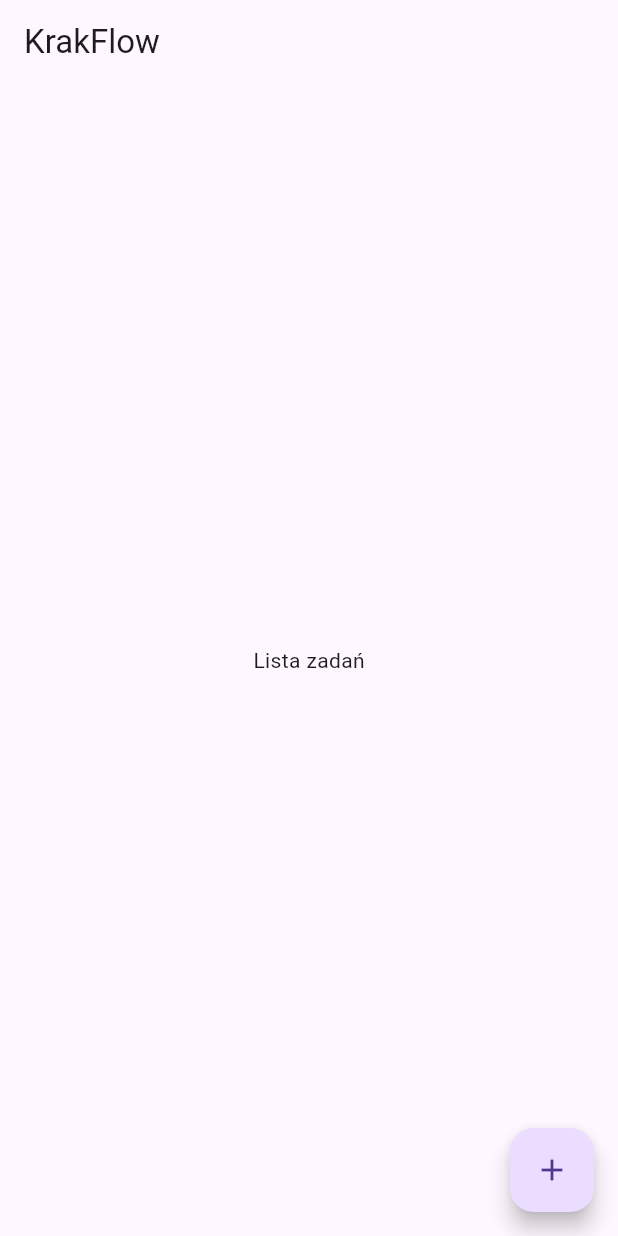
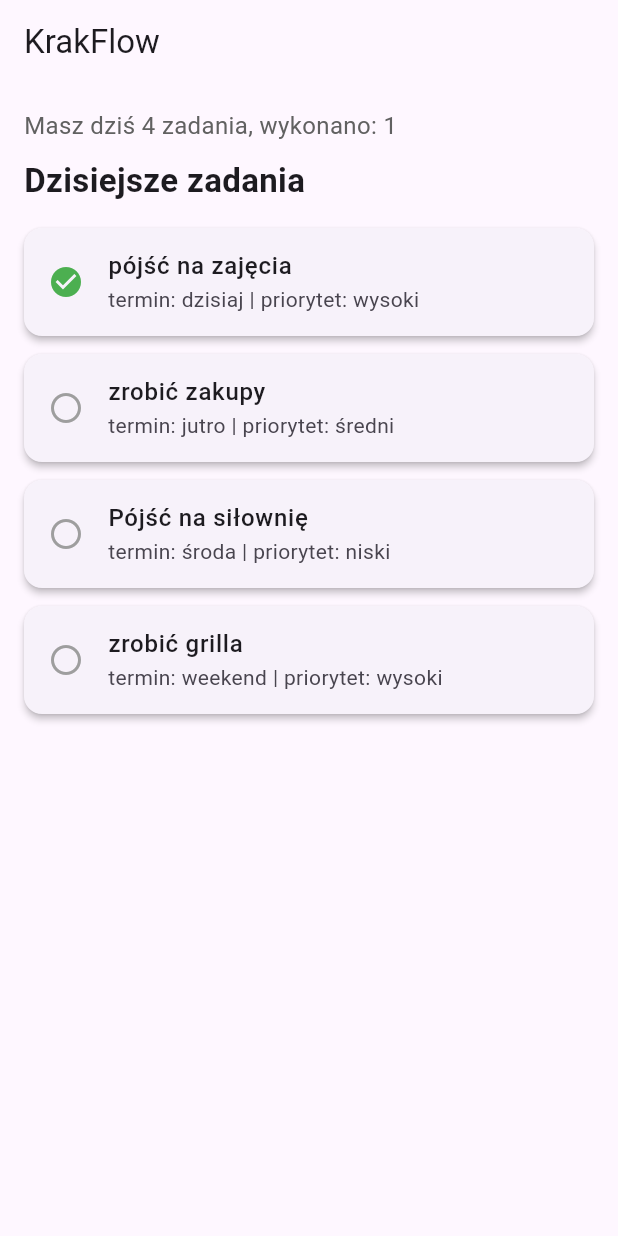
Before and after one commit to chy1a/aplikacje_mobilne, a Flutter app: the screen it shows after launch, on a phone screen of 412 x 824 dp. Run offline on Flutter 3.47's test engine with Material 3 defaults, Android fonts, the phone set to English and light mode, and no system bars.

Commit message:
lab_o4 krakflow task list

```diff
--- a/lib/main.dart
+++ b/lib/main.dart
@@ -1,36 +1,101 @@
+import 'package:flutter/material.dart';
 
-import 'package:flutter/material.dart';
 void main() {
   runApp(MyApp());
 }
-class MyApp extends StatefulWidget {
-   const MyApp({super.key});
-  @override
-  State<MyApp> createState() => HomeScreenState();
 
+class MyApp extends StatelessWidget {
 
-}
-class HomeScreenState extends State<MyApp>{
+  final List<Task> tasks = [
+    Task(title: "pójść na zajęcia", deadline: "dzisiaj", done: true, priority: "wysoki"),
+    Task(title: "zrobić zakupy", deadline: "jutro", done: false, priority: "średni"),
+    Task(title: "Pójść na siłownię", deadline: "środa", done: false, priority: "niski"),
+    Task(title: "zrobić grilla", deadline: "weekend", done: false, priority: "wysoki"),
+  ];
+
   @override
   Widget build(BuildContext context) {
+
+    int completedTasks = tasks.where((t) => t.done).length;
+
     return MaterialApp(
       home: Scaffold(
         appBar: AppBar(
-        title: Text("KrakFlow"),
+          title: Text("KrakFlow"),
+        ),
+        body: Padding(
+          padding: EdgeInsets.all(16),
+          child: Column(
+            crossAxisAlignment: CrossAxisAlignment.start,
+            children: [
+
+              Text(
+                "Masz dziś ${tasks.length} zadania, wykonano: $completedTasks",
+                style: TextStyle(fontSize: 16, color: Colors.grey[700]),
+              ),
+              SizedBox(height: 10),
+
+              Text(
+                "Dzisiejsze zadania",
+                style: TextStyle(
+                  fontSize: 22,
+                  fontWeight: FontWeight.bold,
+                ),
+              ),
+              SizedBox(height: 16),
+
+              Expanded(
+                child: ListView(
+                  children: tasks.map((task) => TaskCard(task: task)).toList(),
+                ),
+              ),
+            ],
+          ),
+        ),
       ),
-      body: Center(
-        child: Text("Lista zadań"),
-      ),
-        floatingActionButton: FloatingActionButton(
-            onPressed: (){},
-            child: Icon(Icons.add),
-        ),
-
-      )
     );
   }
 }
 
-class AddTaskScreen extends State<MyApp>{
 
+class TaskCard extends StatelessWidget {
+  final Task task;
+
+  const TaskCard({super.key, required this.task});
+
+  @override
+  Widget build(BuildContext context) {
+    return Card(
+      elevation: 2,
+      margin: EdgeInsets.only(bottom: 12),
+      child: ListTile(
+        leading: Icon(
+
+          task.done ? Icons.check_circle : Icons.radio_button_unchecked,
+          color: task.done ? Colors.green : Colors.grey,
+        ),
+        title: Text(
+          task.title,
+          style: TextStyle(fontWeight: FontWeight.w500),
+        ),
+
+        subtitle: Text("termin: ${task.deadline} | priorytet: ${task.priority}"),
+      ),
+    );
+  }
 }
+
+
+class Task {
+  final String title;
+  final String deadline;
+  final bool done;
+  final String priority;
+
+  Task({
+    required this.title,
+    required this.deadline,
+    required this.done,
+    required this.priority,
+  });
+}
```
Also changed, not shown: pubspec.lock.
